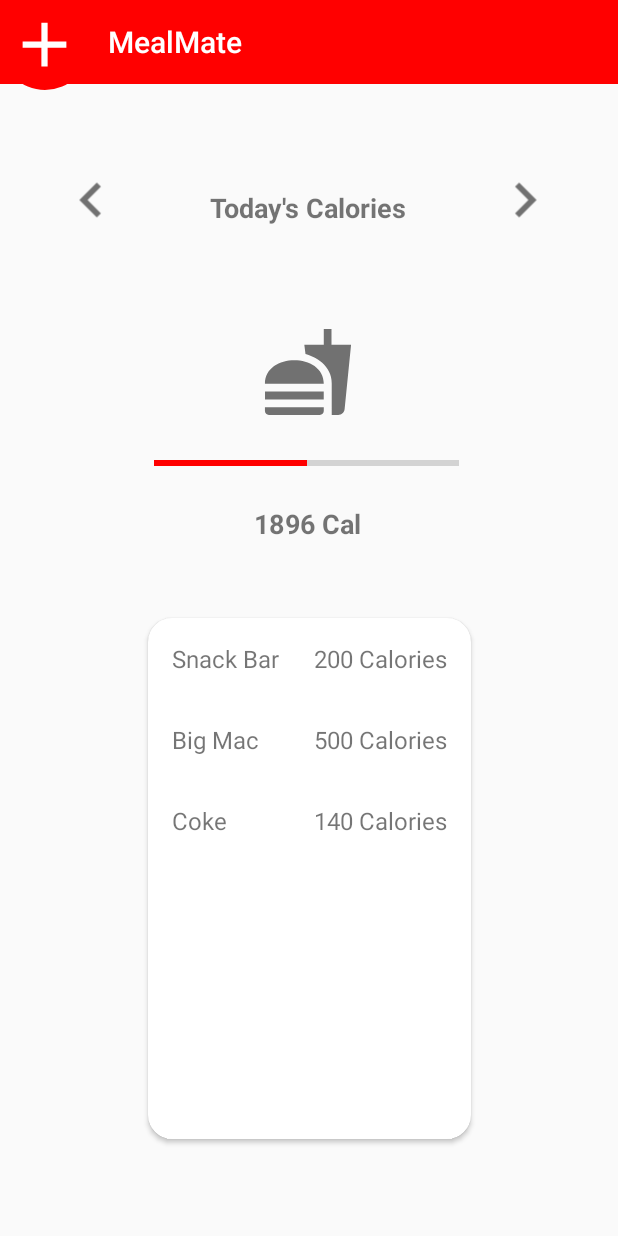
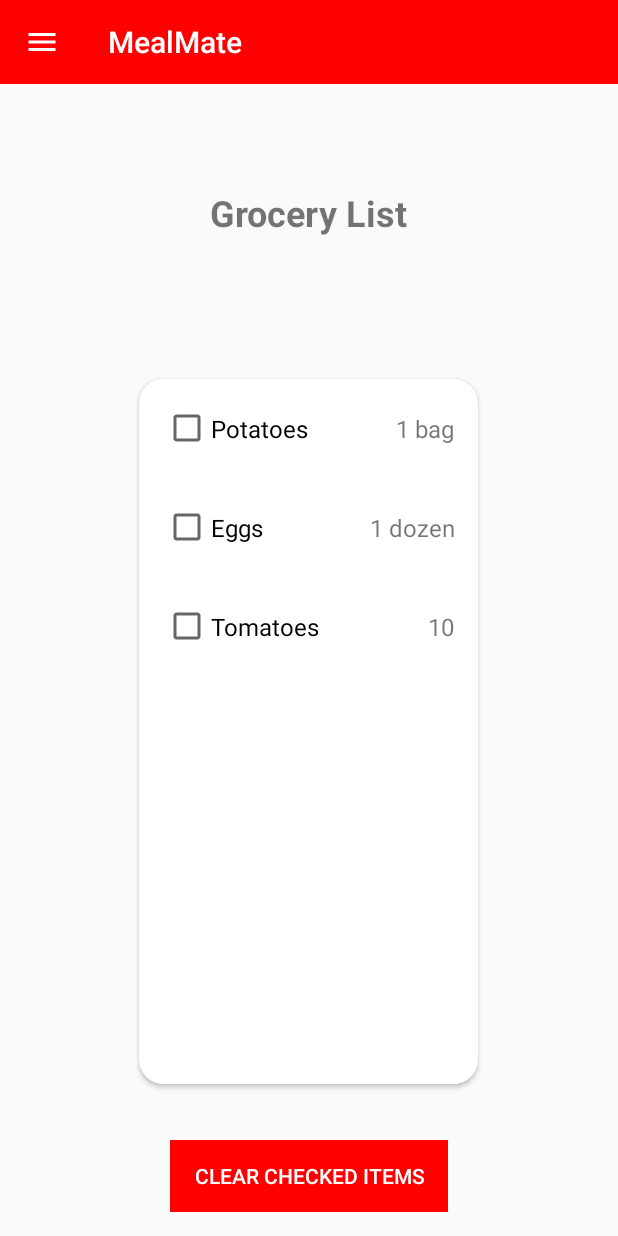
Before and after one commit to cindykhin/MealMate, an Android app: the screen it shows after launch (MainActivity before the commit, GroceryList after it), in the side drawer, after a tap on "Grocery List", on a phone screen of 412 x 824 dp. Run offline under Robolectric (Android 15) with nearby library versions, the phone set to English and light mode, and no system bars.

Commit message:
Merged grocery list into rest of the app

```diff
--- a/app/src/main/java/com/example/mealmate/GroceryList.java
+++ b/app/src/main/java/com/example/mealmate/GroceryList.java
@@ -1,20 +1,29 @@
 package com.example.mealmate;
 
+import androidx.appcompat.app.ActionBarDrawerToggle;
 import androidx.appcompat.app.AlertDialog;
 import androidx.appcompat.app.AppCompatActivity;
+import androidx.appcompat.widget.Toolbar;
+import androidx.core.view.GravityCompat;
+import androidx.drawerlayout.widget.DrawerLayout;
 import androidx.recyclerview.widget.LinearLayoutManager;
 import androidx.recyclerview.widget.RecyclerView;
 
 import android.content.DialogInterface;
+import android.content.Intent;
 import android.os.Bundle;
+import android.view.MenuItem;
 import android.view.View;
 import android.widget.Button;
 
+import com.google.android.material.navigation.NavigationView;
+
 import java.util.ArrayList;
-import java.util.Arrays;
 
 public class GroceryList extends AppCompatActivity implements GroceriesEntryAdapter.OnSelectedItemListener {
     private Button clear;
+    private DrawerLayout drawerLayout;
+    private ActionBarDrawerToggle toggle;
     @Override
     protected void onCreate(Bundle savedInstanceState) {
         super.onCreate(savedInstanceState);
@@ -27,6 +36,25 @@ public class GroceryList extends AppCompatActivity implements GroceriesEntryAdap
         RecyclerView recyclerView = findViewById(R.id.recyclerViewGroceries);
         recyclerView.setLayoutManager(new LinearLayoutManager(this));
         recyclerView.setAdapter(new GroceriesEntryAdapter(entries, this));
+
+        // Set up the toolbar
+        Toolbar toolbar = findViewById(R.id.toolbar);
+        setSupportActionBar(toolbar);
+
+        // Set up the Navigation Drawer
+        drawerLayout = findViewById(R.id.drawer_layout);
+        toggle = new ActionBarDrawerToggle(
+                this, drawerLayout, toolbar, R.string.navigation_drawer_open, R.string.navigation_drawer_close);
+        drawerLayout.addDrawerListener(toggle);
+        toggle.syncState();
+        // Set the title text color for the toolbar
+        toolbar.setTitleTextColor(getResources().getColor(android.R.color.white));
+        toolbar.setNavigationIcon(R.drawable.ic_menu_white);
+
+
+        // Set up the NavigationView
+        NavigationView navigationView = findViewById(R.id.nav_view);
+        navigationView.setNavigationItemSelectedListener(this::onNavigationItemSelected);
 
         clear.setOnClickListener(new View.OnClickListener() {
             @Override
@@ -68,4 +96,24 @@ public class GroceryList extends AppCompatActivity implements GroceriesEntryAdap
         builder.setNegativeButton("No", null);
         builder.show();
     }
+    private boolean onNavigationItemSelected(MenuItem item) {
+        // Handle navigation item clicks here
+        int itemId = item.getItemId();
+        Intent intent = null;
+        if (itemId == R.id.nav_home) {
+            intent = new Intent(GroceryList.this, MainActivity.class);
+        } else if (itemId == R.id.nav_profile) {
+            intent = new Intent(GroceryList.this, ProfileActivity.class);
+        } else if (itemId == R.id.nav_scanner){
+            intent = new Intent(GroceryList.this, ScannerActivity.class);
+        }else if (itemId == R.id.nav_list){
+            intent = new Intent(GroceryList.this, GroceryList.class);
+        }
+
+        if (intent != null) {
+            startActivity(intent);
+        }
+        drawerLayout.closeDrawer(GravityCompat.START);
+        return true;
+    }
 }
--- a/app/src/main/java/com/example/mealmate/MainActivity.java
+++ b/app/src/main/java/com/example/mealmate/MainActivity.java
@@ -72,6 +72,8 @@ public class MainActivity extends AppCompatActivity {
             intent = new Intent(MainActivity.this, ProfileActivity.class);
         } else if (itemId == R.id.nav_scanner){
             intent = new Intent(MainActivity.this, ScannerActivity.class);
+        }else if (itemId == R.id.nav_list){
+            intent = new Intent(MainActivity.this, GroceryList.class);
         }
 
         if (intent != null) {
--- a/app/src/main/java/com/example/mealmate/ProfileActivity.java
+++ b/app/src/main/java/com/example/mealmate/ProfileActivity.java
@@ -186,6 +186,8 @@ public class ProfileActivity extends AppCompatActivity {
             intent = new Intent(ProfileActivity.this, ProfileActivity.class);
         } else if (itemId == R.id.nav_scanner){
             intent = new Intent(ProfileActivity.this, ScannerActivity.class);
+        }else if (itemId == R.id.nav_list){
+            intent = new Intent(ProfileActivity.this, GroceryList.class);
         }
 
         if (intent != null) {
--- a/app/src/main/java/com/example/mealmate/ScannerActivity.java
+++ b/app/src/main/java/com/example/mealmate/ScannerActivity.java
@@ -230,6 +230,8 @@ public class ScannerActivity extends AppCompatActivity {
             intent = new Intent(ScannerActivity.this, ProfileActivity.class);
         } else if (itemId == R.id.nav_scanner){
             intent = new Intent(ScannerActivity.this, ScannerActivity.class);
+        }else if (itemId == R.id.nav_list){
+            intent = new Intent(ScannerActivity.this, GroceryList.class);
         }
 
         if (intent != null) {
--- a/app/src/main/res/layout/activity_grocery_list.xml
+++ b/app/src/main/res/layout/activity_grocery_list.xml
@@ -1,28 +1,35 @@
 <?xml version="1.0" encoding="utf-8"?>
-<androidx.constraintlayout.widget.ConstraintLayout xmlns:android="http://schemas.android.com/apk/res/android"
+<androidx.drawerlayout.widget.DrawerLayout xmlns:android="http://schemas.android.com/apk/res/android"
     xmlns:app="http://schemas.android.com/apk/res-auto"
     xmlns:tools="http://schemas.android.com/tools"
+    android:id="@+id/drawer_layout"
     android:layout_width="match_parent"
     android:layout_height="match_parent"
-    tools:context=".GroceryList">
+    tools:context=".MainActivity">
 
-    <TextView
-        android:layout_width="wrap_content"
-        android:layout_height="wrap_content"
-        android:text="Meal Mate"
-        android:textSize="24sp"
-        app:layout_constraintBottom_toBottomOf="parent"
+    <!-- Main content -->
+    <androidx.constraintlayout.widget.ConstraintLayout
+        android:layout_width="match_parent"
+        android:layout_height="match_parent">
+
+        <!-- Toolbar -->
+        <androidx.appcompat.widget.Toolbar
+            android:id="@+id/toolbar"
+            android:layout_width="0dp"
+            android:layout_height="?attr/actionBarSize"
+            android:background="?attr/colorPrimaryDark"
             app:layout_constraintEnd_toEndOf="parent"
-        app:layout_constraintHorizontal_bias="0.498"
             app:layout_constraintStart_toStartOf="parent"
             app:layout_constraintTop_toTopOf="parent"
-        app:layout_constraintVertical_bias="0.064" />
+            app:popupTheme="@style/AppTheme.PopupOverlay"
+            style = "@style/AppTheme.Toolbar"/>
 
         <TextView
             android:layout_width="wrap_content"
             android:layout_height="wrap_content"
             android:text="Grocery List"
-        android:textSize="18sp"
+            android:textSize="24dp"
+            android:textStyle="bold"
             app:layout_constraintBottom_toBottomOf="parent"
             app:layout_constraintEnd_toEndOf="parent"
             app:layout_constraintHorizontal_bias="0.498"
@@ -61,12 +68,26 @@
             android:layout_marginStart="115dp"
             android:layout_marginEnd="116dp"
             android:layout_marginBottom="16dp"
-        android:background="#DF4242"
+            android:background="@color/colorPrimaryDark"
             android:backgroundTint="@null"
             android:text="Clear Checked Items"
+            android:textColor="@color/white"
             app:layout_constraintBottom_toBottomOf="parent"
             app:layout_constraintEnd_toEndOf="parent"
-        app:layout_constraintStart_toStartOf="parent" />
-
+            app:layout_constraintStart_toStartOf="parent"
+            android:paddingStart="16dp"
+            android:paddingEnd="16dp"/>
 
     </androidx.constraintlayout.widget.ConstraintLayout>
+
+    <!-- Navigation Drawer -->
+    <com.google.android.material.navigation.NavigationView
+        android:id="@+id/nav_view"
+        android:layout_width="wrap_content"
+        android:layout_height="match_parent"
+        android:layout_gravity="start"
+        android:fitsSystemWindows="true"
+        app:headerLayout="@layout/nav_header"
+        app:menu="@menu/drawer_menu" />
+
+</androidx.drawerlayout.widget.DrawerLayout>
--- a/app/src/main/res/layout/activity_main.xml
+++ b/app/src/main/res/layout/activity_main.xml
@@ -129,9 +129,13 @@
             android:background="@drawable/round_plus_icon"
             android:contentDescription="Add a calorie entry"
             android:padding="16dp"
-            tools:layout_editor_absoluteX="334dp"
-            tools:layout_editor_absoluteY="617dp"
-            tools:ignore="MissingConstraints" />
+            android:translationX="150dp"
+            android:translationY="50dp"
+            app:layout_constraintBottom_toBottomOf="parent"
+            app:layout_constraintEnd_toEndOf="parent"
+            app:layout_constraintStart_toStartOf="parent"
+            app:layout_constraintTop_toTopOf="parent"
+            app:layout_constraintVertical_bias="0.891" />
 
 
     </androidx.constraintlayout.widget.ConstraintLayout>
```
Also changed, not shown: app/src/main/res/layout/activity_grocery_list_old.xml (added, +73 -0 lines). Lines whose indentation alone changed are shown as unchanged.
